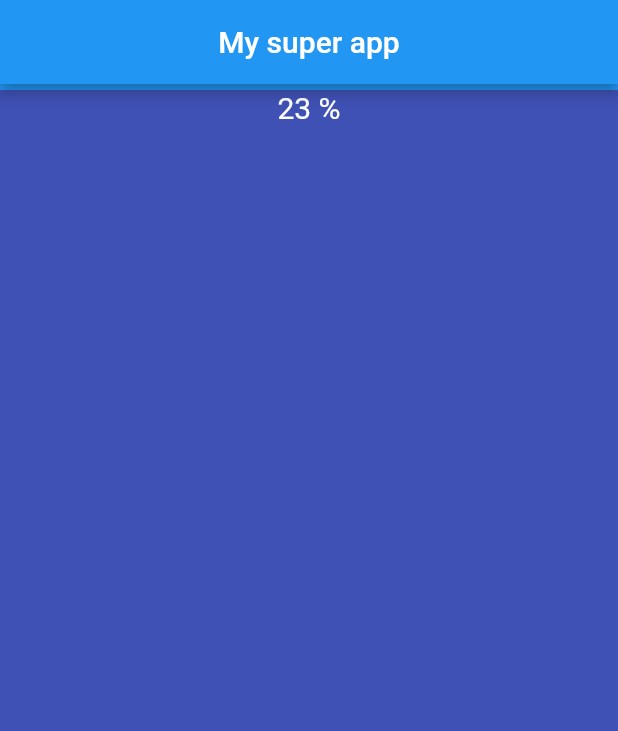
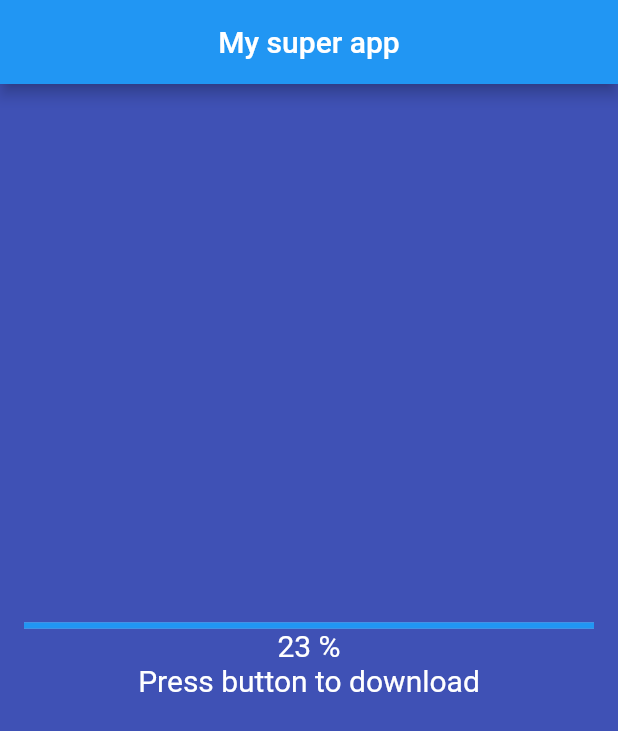
Before and after one commit to Alex-esc1/Flutter_learn, a Flutter app: the screen it shows after launch, on a phone screen of 412 x 824 dp. Shown: the top 731 px of the screen. Run offline on Flutter 3.47's test engine with Material 2 defaults, Android fonts, the phone set to English and light mode, and no system bars.

Commit message:
Упаковал в виджет контейнер для размещения в центре экрана

```diff
--- a/lib/main.dart
+++ b/lib/main.dart
@@ -1,3 +1,5 @@
+// ignore_for_file: avoid_unnecessary_containers
+
 import 'package:flutter/material.dart';
 
 void main() => runApp(My());
@@ -12,14 +14,24 @@ class My extends StatelessWidget {
           title: const Text("My super app"),
           centerTitle: true,
         ),
+        body: Center(
+          child: Container(
+            padding: const EdgeInsets.all(16),
+            child: Column(mainAxisAlignment: MainAxisAlignment.center,
                 // ignore: prefer_const_literals_to_create_immutables
-        body: Column(children: <Widget>[
+                children: <Widget>[
                   const LinearProgressIndicator(value: 23),
                   const Text(
                     '23 %',
                     style: TextStyle(color: Colors.white, fontSize: 20),
                   ),
+                  const Text(
+                    'Press button to download',
+                    style: TextStyle(color: Colors.white, fontSize: 20),
+                  ),
                 ]),
+          ),
+        ),
       ),
     );
   }
```
Lines whose indentation alone changed are shown as unchanged.
